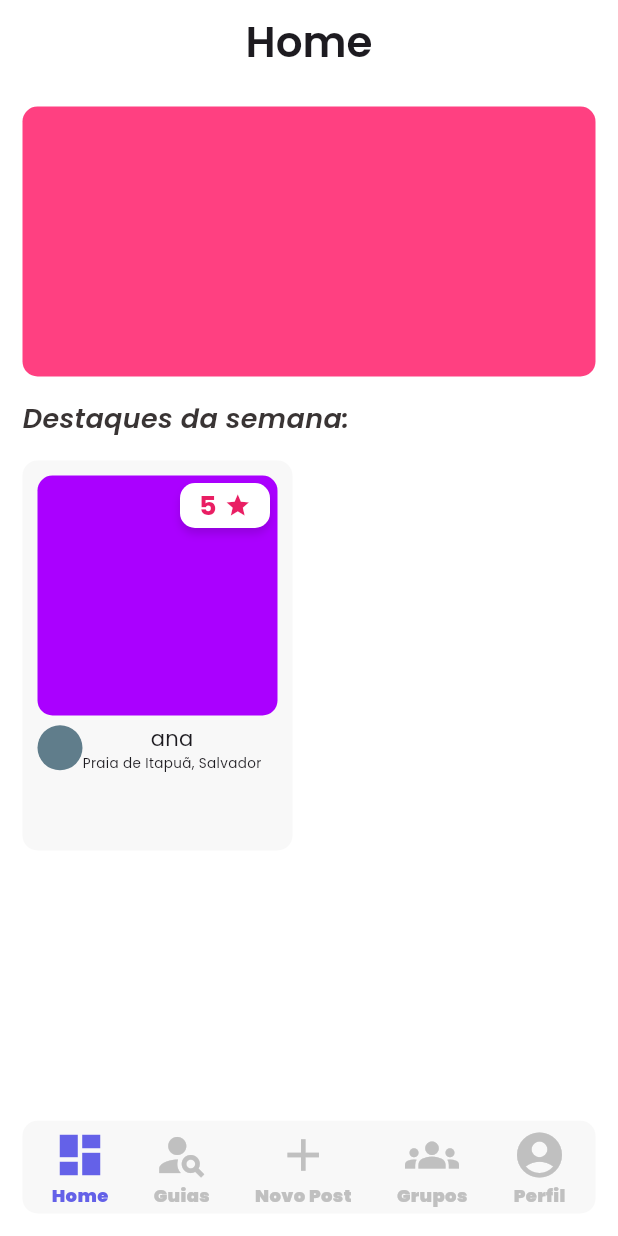
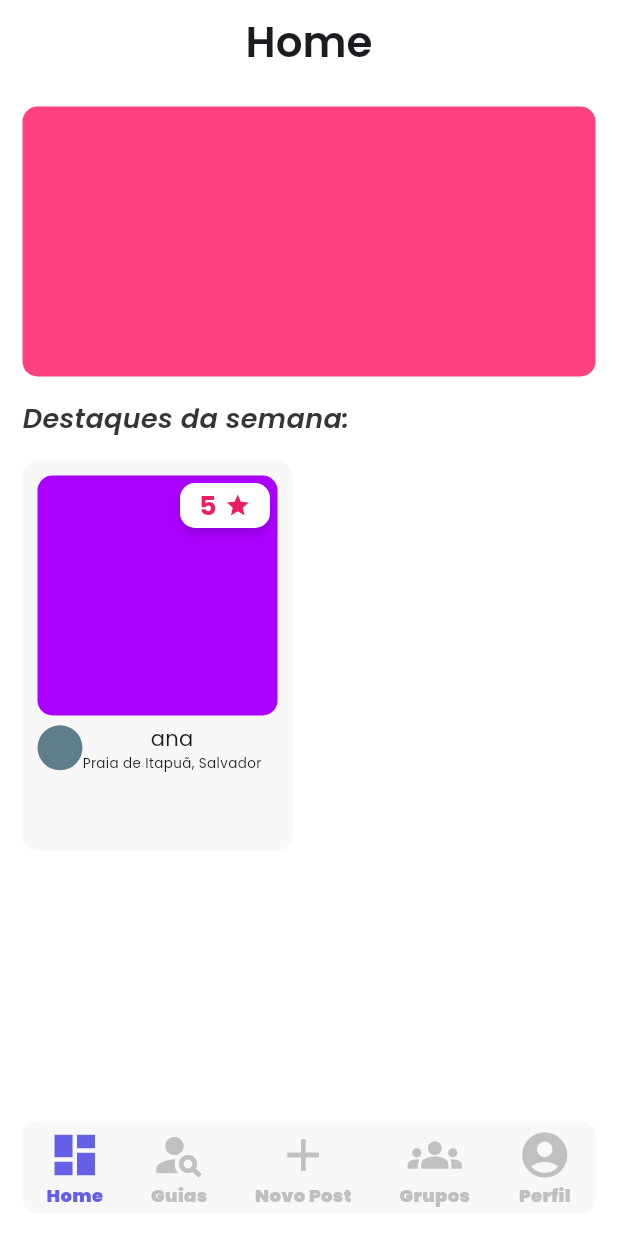
Before and after one commit to vihsantos/pov-mobile, a Flutter app: the screen it shows after launch, on a phone screen of 412 x 824 dp. Run offline on Flutter 3.47's test engine with Material 2 defaults, Android fonts, the phone set to English and light mode, and no system bars.

Commit message:
--- ajustes no bottom navigation

```diff
--- a/lib/presentation/widgets/bottom_navigation.dart
+++ b/lib/presentation/widgets/bottom_navigation.dart
@@ -14,7 +14,9 @@ class BottomNavigation extends StatelessWidget {
       decoration: BoxDecoration(
           color: const Color(0xFFF8F8F8),
           borderRadius: BorderRadius.circular(10)),
-      child: const Row(mainAxisAlignment: MainAxisAlignment.center, children: [
+      child: const Row(
+          mainAxisAlignment: MainAxisAlignment.spaceAround,
+          children: [
             ItemBottom(
               icon: Icons.dashboard,
               text: 'Home',
@@ -56,7 +58,7 @@ class ItemBottom extends StatelessWidget {
   @override
   Widget build(BuildContext context) {
     return Padding(
-      padding: const EdgeInsets.only(left: 15, right: 15, top: 5, bottom: 5),
+      padding: const EdgeInsets.only(top: 5, bottom: 5),
       child: Column(
         mainAxisAlignment: MainAxisAlignment.center,
         children: [
```
Lines whose indentation alone changed are shown as unchanged.
